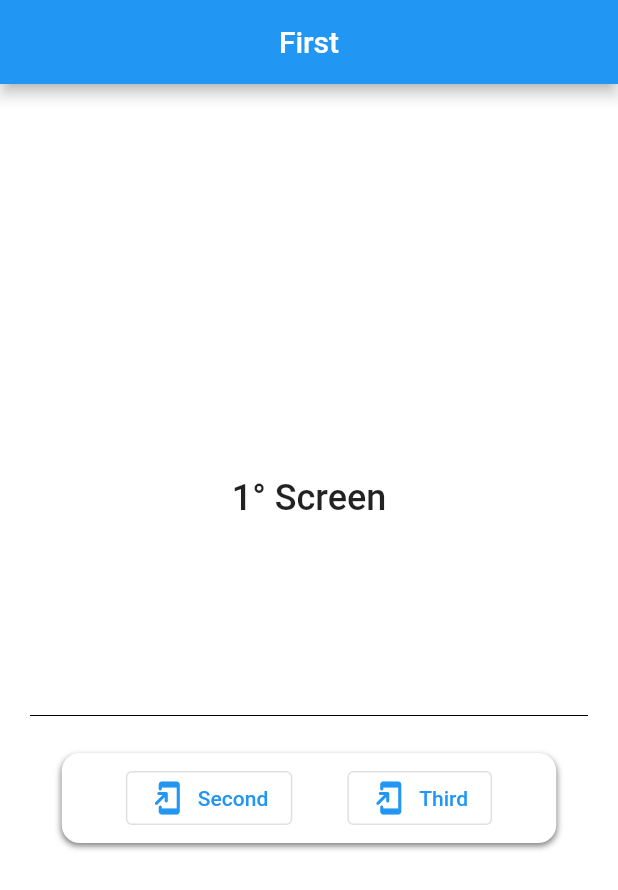
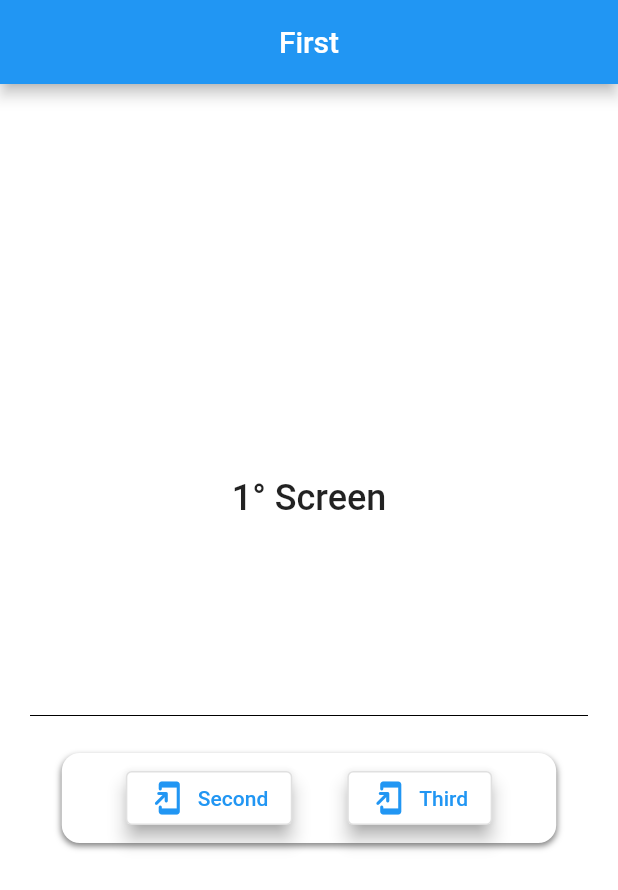
Before and after one commit to brandaoti/navigator-pages, a Flutter app: the screen it shows after launch, on a phone screen of 412 x 824 dp. Shown: the top 890 px of the screen. Run offline on Flutter 3.47's test engine with Material 2 defaults, Android fonts, the light colour scheme and no system bars.

Commit message:
add elevated no botão para efeito

```diff
--- a/lib/shared/components/button_component.dart
+++ b/lib/shared/components/button_component.dart
@@ -16,6 +16,13 @@ class ButtonComponent extends StatelessWidget {
       child: OutlinedButton.icon(
         label: Text(label),
         icon: Icon(Icons.add_to_home_screen_rounded),
+        style: OutlinedButton.styleFrom(
+          elevation: 5,
+          backgroundColor: Colors.white,
+          shadowColor: Colors.grey,
+          onSurface: Colors.red,
+          // primary: Colors.white,
+        ),
         onPressed: onPressed,
       ),
     );
```
